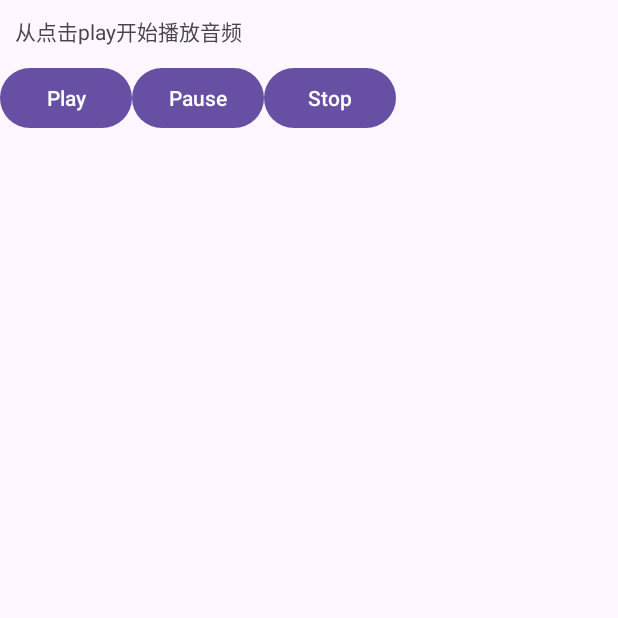
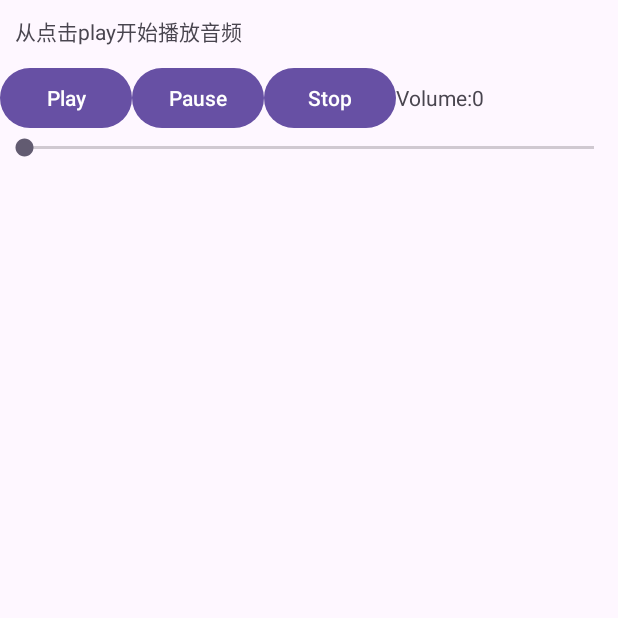
Before and after one commit to pastryCode/chapter7.1, an Android app: the screen it shows after launch (MainActivity), on a phone screen of 412 x 824 dp, the top half of it. Run offline under Robolectric (Android 15) with nearby library versions, the phone set to English and light mode, and no system bars.

Commit message:
增加了音量控制

```diff
--- a/app/src/main/java/com/example/chapter71/MainActivity.java
+++ b/app/src/main/java/com/example/chapter71/MainActivity.java
@@ -1,22 +1,21 @@
 package com.example.chapter71;
 
 import androidx.appcompat.app.AppCompatActivity;
-import android.database.Cursor;
+
+import android.content.Context;
+import android.media.AudioManager;
 import android.media.MediaPlayer;
-import android.net.Uri;
 import android.os.Bundle;
-import android.provider.MediaStore;
 import android.view.View;
 import android.widget.Button;
+import android.widget.SeekBar;
 import android.widget.TextView;
 
-import java.io.File;
 
 public class MainActivity extends AppCompatActivity {
 
     private MediaPlayer player;
     private boolean isPause = false;
-    private String musicPath;
     private TextView hint;
 
     @Override
@@ -31,16 +30,33 @@ public class MainActivity extends AppCompatActivity {
         hint = (TextView) findViewById(R.id.hint);
         player = new MediaPlayer();
         player.setOnCompletionListener(mediaPlayer -> setPlay());
-//
-//        File file = new File("/sdcard/000.mp3");
-//        String[] strings = {
-//                MediaStore.Audio.Media.TITLE,
-//                MediaStore.Audio.Media.ARTIST,
-//                MediaStore.Audio.Media.DATA
-//        };
-//        Cursor cursor = this.getContentResolver().query(Uri.fromFile(file),strings,null,null,null);
-//        cursor.moveToNext();
-//        musicPath = cursor.getString(2);
+
+
+        /**********************调整音量*****************************************************/
+        final AudioManager am = (AudioManager) MainActivity.this.getSystemService(Context.AUDIO_SERVICE);
+        MainActivity.this.setVolumeControlStream(AudioManager.STREAM_MUSIC);
+
+        SeekBar seekbar = (SeekBar)findViewById(R.id.seekBar1);
+        seekbar.setMax(am.getStreamMaxVolume(AudioManager.STREAM_MUSIC));
+        int progress  = am.getStreamVolume(AudioManager.STREAM_MUSIC);
+        seekbar.setProgress(progress);
+
+        final TextView tv = (TextView) findViewById(R.id.volume);
+        tv.setText("Volume:"+progress);
+        seekbar.setOnSeekBarChangeListener(new SeekBar.OnSeekBarChangeListener() {
+
+            @Override
+            public void onProgressChanged(SeekBar seekBar, int progress, boolean fromUser) {
+                tv.setText("Volume:"+progress);
+                am.setStreamVolume(AudioManager.STREAM_MUSIC,progress,AudioManager.FLAG_PLAY_SOUND);
+            }
+            @Override
+            public void onStartTrackingTouch(SeekBar seekBar) {}
+            @Override
+            public void onStopTrackingTouch(SeekBar seekBar) {}
+        });
+
+        /************************************************************************/
 
 
 
--- a/app/src/main/res/layout/activity_main.xml
+++ b/app/src/main/res/layout/activity_main.xml
@@ -1,6 +1,5 @@
 <?xml version="1.0" encoding="utf-8"?>
 <LinearLayout xmlns:android="http://schemas.android.com/apk/res/android"
-    xmlns:app="http://schemas.android.com/apk/res-auto"
     xmlns:tools="http://schemas.android.com/tools"
     android:layout_width="match_parent"
     android:layout_height="match_parent"
@@ -38,7 +37,18 @@
             android:layout_height="wrap_content"
             android:text="Stop" />
 
+        <TextView
+            android:id="@+id/volume"
+            android:layout_width="wrap_content"
+            android:layout_height="wrap_content"
+            android:layout_weight="1"
+            android:text="Volume:" />
+
     </LinearLayout>
-
-
+<SeekBar
+    android:layout_gravity="top"
+    android:id="@+id/seekBar1"
+    android:layout_width="match_parent"
+    android:layout_height="wrap_content"
+/>
 </LinearLayout>
```
